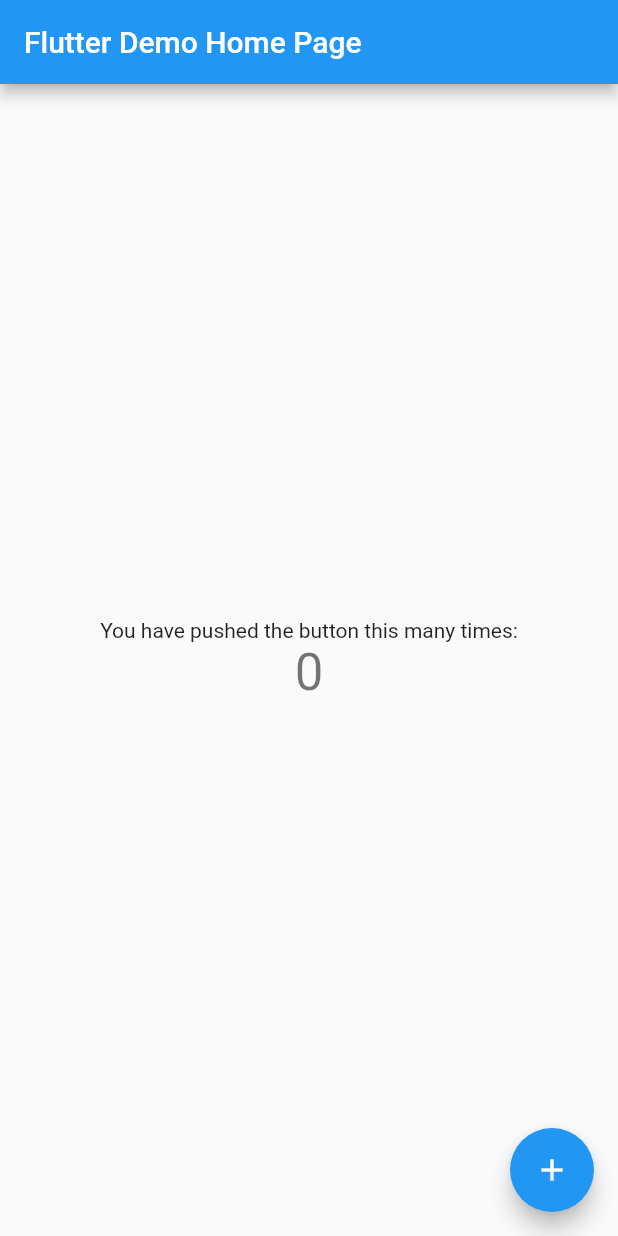
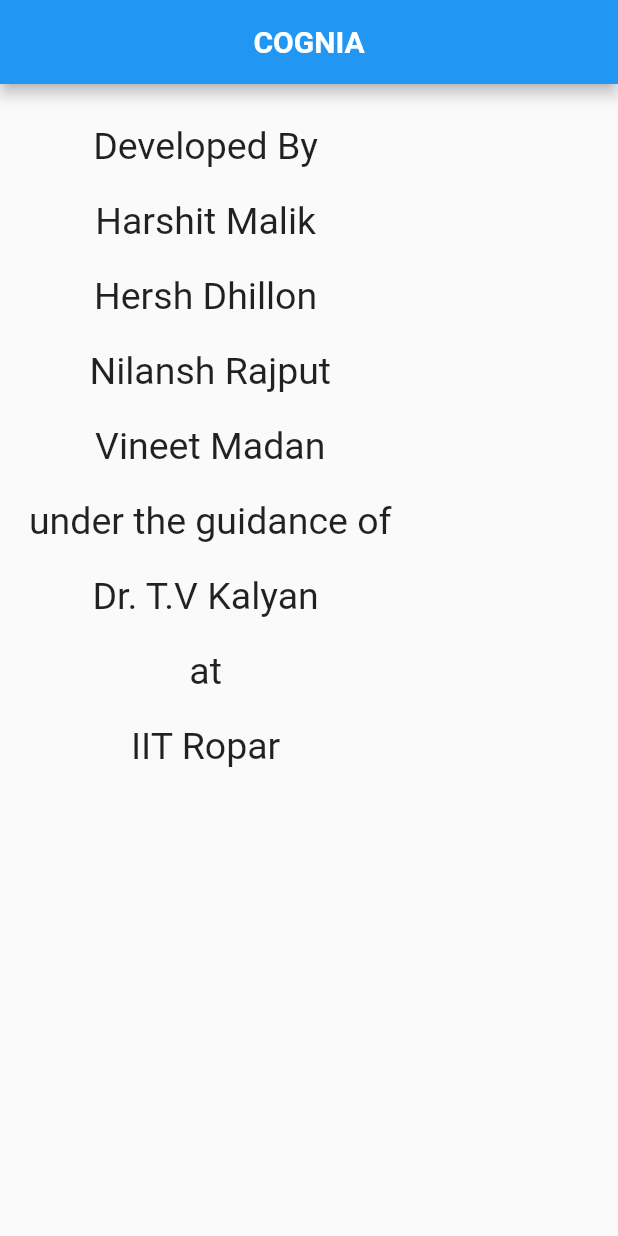
Before and after one commit to vinx-2105/cognia, a Flutter app: the screen it shows after launch, on a phone screen of 412 x 824 dp. Run offline on Flutter 3.47's test engine with Material 2 defaults, Android fonts, the phone set to English and light mode, and no system bars.

Commit message:
created home and about pages in app

```diff
--- /dev/null
+++ b/src/cognia_app/lib/about/about.dart
@@ -0,0 +1,30 @@
+import 'package:flutter/material.dart';
+
+class About extends StatelessWidget {
+
+  final String aboutText = 'Developed By \nHarshit Malik\nHersh Dhillon\n Nilansh Rajput\n Vineet Madan\n under the guidance of \nDr. T.V Kalyan \nat \nIIT Ropar';
+  final double textMargin = 10.0;
+  @override
+  Widget build(BuildContext context) {
+    return Scaffold(
+      appBar: AppBar(
+        title: Text('COGNIA', style: TextStyle(fontWeight: FontWeight.bold),),
+        backgroundColor: Colors.blue,
+        centerTitle: true,
+      ),
+      body: Container(
+          child: Padding(
+            padding: EdgeInsets.all(textMargin),
+            child: Text(
+              aboutText,
+              style: TextStyle(fontSize: 25.0, height: 2.0),
+              textAlign: TextAlign.center,
+
+            ),
+          )
+//          alignment: AlignmentGeometry.,
+      ),
+
+    );
+  }
+}
--- a/src/cognia_app/lib/main.dart
+++ b/src/cognia_app/lib/main.dart
@@ -1,111 +1,7 @@
 import 'package:flutter/material.dart';
+import 'home/home.dart';
+import 'about/about.dart';
 
-void main() => runApp(MyApp());
-
-class MyApp extends StatelessWidget {
-  // This widget is the root of your application.
-  @override
-  Widget build(BuildContext context) {
-    return MaterialApp(
-      title: 'Flutter Demo',
-      theme: ThemeData(
-        // This is the theme of your application.
-        //
-        // Try running your application with "flutter run". You'll see the
-        // application has a blue toolbar. Then, without quitting the app, try
-        // changing the primarySwatch below to Colors.green and then invoke
-        // "hot reload" (press "r" in the console where you ran "flutter run",
-        // or simply save your changes to "hot reload" in a Flutter IDE).
-        // Notice that the counter didn't reset back to zero; the application
-        // is not restarted.
-        primarySwatch: Colors.blue,
-      ),
-      home: MyHomePage(title: 'Flutter Demo Home Page'),
-    );
-  }
-}
-
-class MyHomePage extends StatefulWidget {
-  MyHomePage({Key key, this.title}) : super(key: key);
-
-  // This widget is the home page of your application. It is stateful, meaning
-  // that it has a State object (defined below) that contains fields that affect
-  // how it looks.
-
-  // This class is the configuration for the state. It holds the values (in this
-  // case the title) provided by the parent (in this case the App widget) and
-  // used by the build method of the State. Fields in a Widget subclass are
-  // always marked "final".
-
-  final String title;
-
-  @override
-  _MyHomePageState createState() => _MyHomePageState();
-}
-
-class _MyHomePageState extends State<MyHomePage> {
-  int _counter = 0;
-
-  void _incrementCounter() {
-    setState(() {
-      // This call to setState tells the Flutter framework that something has
-      // changed in this State, which causes it to rerun the build method below
-      // so that the display can reflect the updated values. If we changed
-      // _counter without calling setState(), then the build method would not be
-      // called again, and so nothing would appear to happen.
-      _counter++;
-    });
-  }
-
-  @override
-  Widget build(BuildContext context) {
-    // This method is rerun every time setState is called, for instance as done
-    // by the _incrementCounter method above.
-    //
-    // The Flutter framework has been optimized to make rerunning build methods
-    // fast, so that you can just rebuild anything that needs updating rather
-    // than having to individually change instances of widgets.
-    return Scaffold(
-      appBar: AppBar(
-        // Here we take the value from the MyHomePage object that was created by
-        // the App.build method, and use it to set our appbar title.
-        title: Text(widget.title),
-      ),
-      body: Center(
-        // Center is a layout widget. It takes a single child and positions it
-        // in the middle of the parent.
-        child: Column(
-          // Column is also a layout widget. It takes a list of children and
-          // arranges them vertically. By default, it sizes itself to fit its
-          // children horizontally, and tries to be as tall as its parent.
-          //
-          // Invoke "debug painting" (press "p" in the console, choose the
-          // "Toggle Debug Paint" action from the Flutter Inspector in Android
-          // Studio, or the "Toggle Debug Paint" command in Visual Studio Code)
-          // to see the wireframe for each widget.
-          //
-          // Column has various properties to control how it sizes itself and
-          // how it positions its children. Here we use mainAxisAlignment to
-          // center the children vertically; the main axis here is the vertical
-          // axis because Columns are vertical (the cross axis would be
-          // horizontal).
-          mainAxisAlignment: MainAxisAlignment.center,
-          children: <Widget>[
-            Text(
-              'You have pushed the button this many times:',
-            ),
-            Text(
-              '$_counter',
-              style: Theme.of(context).textTheme.display1,
-            ),
-          ],
-        ),
-      ),
-      floatingActionButton: FloatingActionButton(
-        onPressed: _incrementCounter,
-        tooltip: 'Increment',
-        child: Icon(Icons.add),
-      ), // This trailing comma makes auto-formatting nicer for build methods.
-    );
-  }
-}
+void main() => runApp(MaterialApp(
+  home: About(),
+));
```
Also changed, not shown: src/cognia_app/lib/home/home.dart (added, +93 -0 lines), 1 other file.
